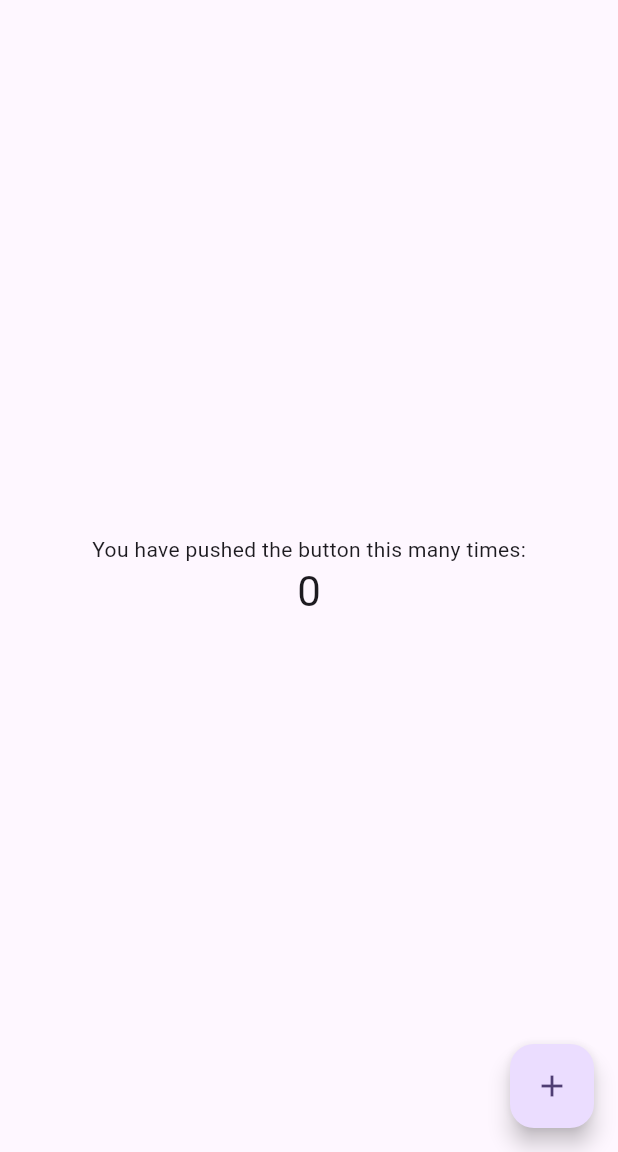
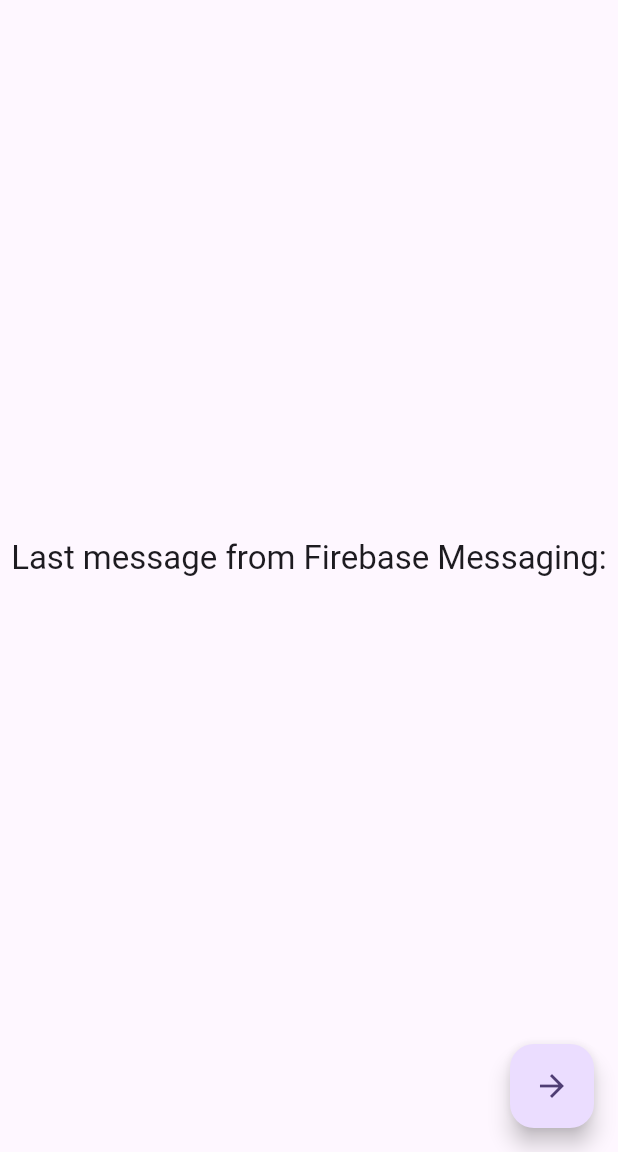
Before and after one commit to Muhaiminur/notfication_flutter, a Flutter app: the screen it shows after launch, on a phone screen of 412 x 824 dp, the part 84-1236 px from its top. Run offline on Flutter 3.47's test engine with Material 3 defaults, Android fonts, the phone set to English and light mode, and no system bars; our stand-ins replace firebase_core, firebase_messaging, googleapis_auth, rxdart; accounts and stored records are empty; key blocks and very long unbroken strings in the code were emptied for the run.

```diff
--- a/lib/main.dart
+++ b/lib/main.dart
@@ -1,6 +1,65 @@
+import 'package:firebase_core/firebase_core.dart';
+import 'package:firebase_messaging/firebase_messaging.dart';
+import 'package:flutter/foundation.dart';
 import 'package:flutter/material.dart';
+import 'package:notification_flutter/second_page.dart';
+import 'package:notification_flutter/server_key_service.dart';
+import 'package:rxdart/rxdart.dart';
 
-void main() {
+
+import 'firebase_options.dart';
+
+final _messageStreamController = BehaviorSubject<RemoteMessage>();
+
+Future<void> _firebaseMessagingBackgroundHandler(RemoteMessage message) async {
+  await Firebase.initializeApp();
+  if (kDebugMode) {
+    print("Handling a background message: ${message.messageId}");
+    print('Message data: ${message.data}');
+    print('Message notification: ${message.notification?.title}');
+    print('Message notification: ${message.notification?.body}');
+  }
+}
+
+Future<void> main() async {
+  WidgetsFlutterBinding.ensureInitialized();
+  await Firebase.initializeApp(
+    options: DefaultFirebaseOptions.currentPlatform,
+  );
+
+  final messaging = FirebaseMessaging.instance;
+
+  final settings = await messaging.requestPermission(
+    alert: true,
+    announcement: true,
+    badge: true,
+    carPlay: false,
+    criticalAlert: true,
+    provisional: true,
+    sound: true,
+  );
+
+  if (kDebugMode) {
+    print('Permission granted: ${settings.authorizationStatus}');
+  }
+
+  String? token = await messaging.getToken();
+
+  if (kDebugMode) {
+    print('Registration Token=$token');
+  }
+
+  /*FirebaseMessaging.onMessage.listen((RemoteMessage message) {
+    if (kDebugMode) {
+      print('Handling a foreground message: ${message.messageId}');
+      print('Message data: ${message.data}');
+      print('Message notification: ${message.notification?.title}');
+      print('Message notification: ${message.notification?.body}');
+    }
+    _messageStreamController.sink.add(message);
+    //_handleMessage(message);
+  });*/
+  //FirebaseMessaging.onBackgroundMessage(_firebaseMessagingBackgroundHandler);
   runApp(const MyApp());
 }
 
@@ -13,21 +72,6 @@ class MyApp extends StatelessWidget {
     return MaterialApp(
       title: 'Flutter Demo',
       theme: ThemeData(
-        // This is the theme of your application.
-        //
-        // TRY THIS: Try running your application with "flutter run". You'll see
-        // the application has a purple toolbar. Then, without quitting the app,
-        // try changing the seedColor in the colorScheme below to Colors.green
-        // and then invoke "hot reload" (save your changes or press the "hot
-        // reload" button in a Flutter-supported IDE, or press "r" if you used
-        // the command line to start the app).
-        //
-        // Notice that the counter didn't reset back to zero; the application
-        // state is not lost during the reload. To reset the state, use hot
-        // restart instead.
-        //
-        // This works for code too, not just values: Most code changes can be
-        // tested with just a hot reload.
         colorScheme: ColorScheme.fromSeed(seedColor: Colors.deepPurple),
         useMaterial3: true,
       ),
@@ -38,16 +82,6 @@ class MyApp extends StatelessWidget {
 
 class MyHomePage extends StatefulWidget {
   const MyHomePage({super.key, required this.title});
-
-  // This widget is the home page of your application. It is stateful, meaning
-  // that it has a State object (defined below) that contains fields that affect
-  // how it looks.
-
-  // This class is the configuration for the state. It holds the values (in this
-  // case the title) provided by the parent (in this case the App widget) and
-  // used by the build method of the State. Fields in a Widget subclass are
-  // always marked "final".
-
   final String title;
 
   @override
@@ -55,70 +89,102 @@ class MyHomePage extends StatefulWidget {
 }
 
 class _MyHomePageState extends State<MyHomePage> {
-  int _counter = 0;
+  ServerKeyService serverKeyService = ServerKeyService();
+  String _lastMessage = "";
 
-  void _incrementCounter() {
-    setState(() {
-      // This call to setState tells the Flutter framework that something has
-      // changed in this State, which causes it to rerun the build method below
-      // so that the display can reflect the updated values. If we changed
-      // _counter without calling setState(), then the build method would not be
-      // called again, and so nothing would appear to happen.
-      _counter++;
+  /*_MyHomePageState() {
+    _messageStreamController.listen((message) {
+      setState(() {
+        _handleMessage(message);
+        if (message.notification != null) {
+          _lastMessage = 'Received a notification message:'
+              '\nTitle=${message.notification?.title},'
+              '\nBody=${message.notification?.body},'
+              '\nData=${message.data}';
+        } else {
+          _lastMessage = 'Received a data message: ${message.data}';
+        }
+      });
     });
+  }*/
+
+  // In this example, suppose that all messages contain a data field with the key 'type'.
+  Future<void> setupInteractedMessage() async {
+    // Get any messages which caused the application to open from
+    // a terminated state.
+    RemoteMessage? initialMessage =
+    await FirebaseMessaging.instance.getInitialMessage();
+
+    // If the message also contains a data property with a "type" of "chat",
+    // navigate to a chat screen
+    if (initialMessage != null) {
+      _handleMessage(initialMessage);
+    }
+
+    // Also handle any interaction when the app is in the background via a
+    // Stream listener
+    FirebaseMessaging.onMessageOpenedApp.listen(_handleMessage);
+  }
+
+
+  @override
+  void initState() {
+    super.initState();
+    setupInteractedMessage();
+    /*FirebaseMessaging.onMessage.listen((RemoteMessage message) {
+      if (kDebugMode) {
+        print('Handling a foreground message: ${message.messageId}');
+        print('Message data: ${message.data}');
+        print('Message notification: ${message.notification?.title}');
+        print('Message notification: ${message.notification?.body}');
+      }
+      _messageStreamController.sink.add(message);
+      _handleMessage(message);
+    });*/
+
+  }
+
+  void _handleMessage(RemoteMessage message) {
+    if (message.data['type'] == 'chat') {
+      /*Navigator.pushNamed(context, '/chat',
+        arguments: const SecondPage(),
+      );*/
+      Navigator.push(
+        context,
+        MaterialPageRoute(builder: (context) => const SecondPage()),
+      );
+    }
   }
 
   @override
   Widget build(BuildContext context) {
-    // This method is rerun every time setState is called, for instance as done
-    // by the _incrementCounter method above.
-    //
-    // The Flutter framework has been optimized to make rerunning build methods
-    // fast, so that you can just rebuild anything that needs updating rather
-    // than having to individually change instances of widgets.
     return Scaffold(
       appBar: AppBar(
-        // TRY THIS: Try changing the color here to a specific color (to
-        // Colors.amber, perhaps?) and trigger a hot reload to see the AppBar
-        // change color while the other colors stay the same.
         backgroundColor: Theme.of(context).colorScheme.inversePrimary,
-        // Here we take the value from the MyHomePage object that was created by
-        // the App.build method, and use it to set our appbar title.
         title: Text(widget.title),
       ),
       body: Center(
-        // Center is a layout widget. It takes a single child and positions it
-        // in the middle of the parent.
         child: Column(
-          // Column is also a layout widget. It takes a list of children and
-          // arranges them vertically. By default, it sizes itself to fit its
-          // children horizontally, and tries to be as tall as its parent.
-          //
-          // Column has various properties to control how it sizes itself and
-          // how it positions its children. Here we use mainAxisAlignment to
-          // center the children vertically; the main axis here is the vertical
-          // axis because Columns are vertical (the cross axis would be
-          // horizontal).
-          //
-          // TRY THIS: Invoke "debug painting" (choose the "Toggle Debug Paint"
-          // action in the IDE, or press "p" in the console), to see the
-          // wireframe for each widget.
           mainAxisAlignment: MainAxisAlignment.center,
           children: <Widget>[
-            const Text(
-              'You have pushed the button this many times:',
-            ),
-            Text(
-              '$_counter',
-              style: Theme.of(context).textTheme.headlineMedium,
-            ),
+            Text('Last message from Firebase Messaging:',
+                style: Theme.of(context).textTheme.titleLarge),
+            Text(_lastMessage, style: Theme.of(context).textTheme.bodyLarge),
           ],
         ),
       ),
       floatingActionButton: FloatingActionButton(
-        onPressed: _incrementCounter,
-        tooltip: 'Increment',
-        child: const Icon(Icons.add),
+        onPressed: () async {
+          /*String key =  await serverKeyService.getServiceKey();
+          print("Server Key$key");
+          _incrementCounter();*/
+          Navigator.push(
+            context,
+            MaterialPageRoute(builder: (context) => const SecondPage()),
+          );
+        },
+        tooltip: 'Next Page',
+        child: const Icon(Icons.arrow_forward),
       ), // This trailing comma makes auto-formatting nicer for build methods.
     );
   }
--- a/pubspec.yaml
+++ b/pubspec.yaml
@@ -35,6 +35,11 @@ dependencies:
   # The following adds the Cupertino Icons font to your application.
   # Use with the CupertinoIcons class for iOS style icons.
   cupertino_icons: ^1.0.8
+  firebase_core: ^3.8.0
+  firebase_messaging: ^15.1.5
+  rxdart: ^0.28.0
+  googleapis_auth: ^1.6.0
+  flutter_local_notifications: ^18.0.1
 
 dev_dependencies:
   flutter_test:
```
Also changed, not shown: lib/second_page.dart (added, +59 -0 lines), lib/server_key_service.dart (added, +32 -0 lines), firebase.json (added), lib/firebase_options.dart (added), pubspec.lock, 16 other files.
